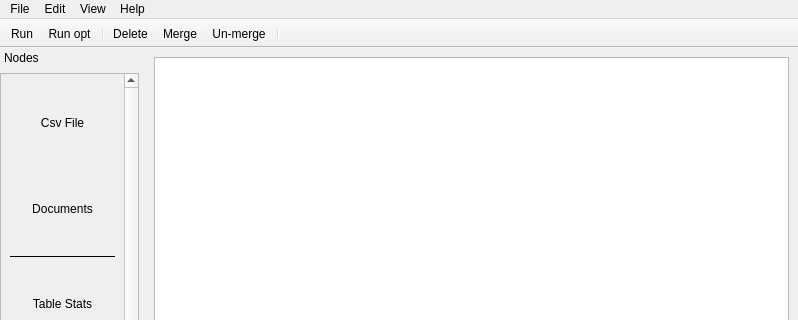
Qt form Raccoon/mainwindow.ui (Mihajlo-Ilic/Raccoon) before a commit; both pictures show x 0 to 798 and y 0 to 320 of the 798 by 996 pixel window.
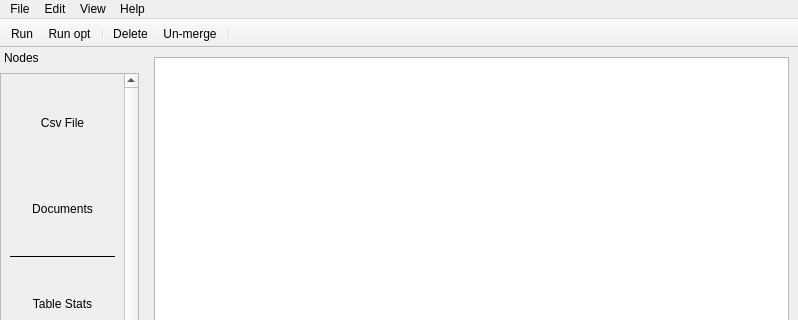
The same form after that commit. Icons and pictures are not drawn.

```diff
--- a/Raccoon/mainwindow.ui
+++ b/Raccoon/mainwindow.ui
@@ -151,7 +151,6 @@
    <addaction name="action_run_opt"/>
    <addaction name="separator"/>
    <addaction name="action_delete"/>
-   <addaction name="action_merge"/>
    <addaction name="action_unmerge"/>
    <addaction name="separator"/>
   </widget>
```
Left out of the diff: 2 changed lines with no effect on the pictures.
